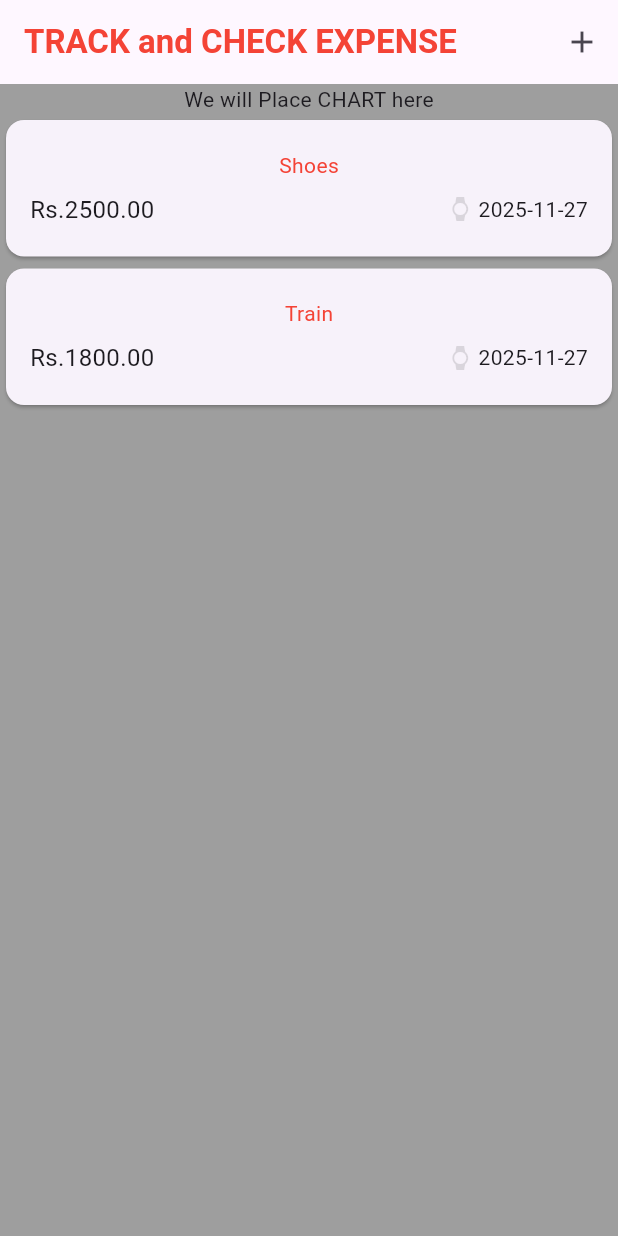
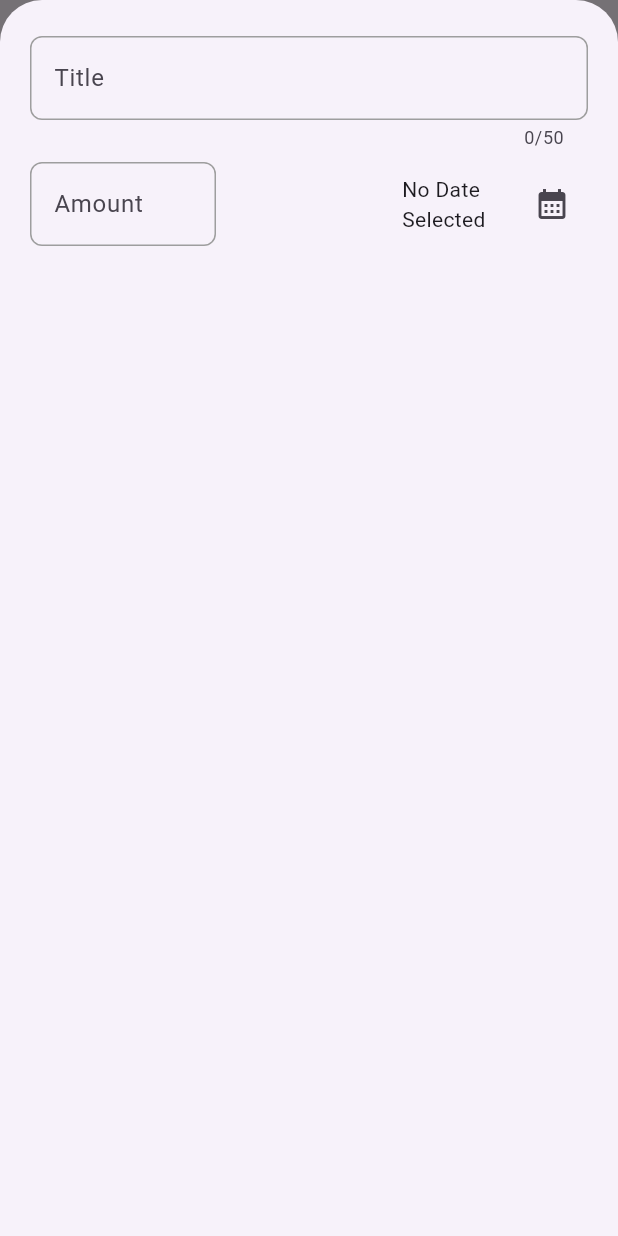
Before and after one commit to rajputsajal0206/expense_track_and_check, a Flutter app: the screen it shows after launch, after a tap on the "add" icon, on a phone screen of 412 x 824 dp. Run offline on Flutter 3.47's test engine with Material 3 defaults, Android fonts, the light colour scheme and no system bars.

Commit message:
New Expense add page title, amount, date done

```diff
--- a/lib/expenses.dart
+++ b/lib/expenses.dart
@@ -1,3 +1,4 @@
+import 'package:expense_track_and_check/new_expense_add.dart';
 import 'package:expense_track_and_check/widget/expense_list.dart';
 import 'package:flutter/material.dart';
 
@@ -32,10 +33,20 @@ class _ExpenseTrackerState extends State<ExpenseTracker> {
           'TRACK and CHECK EXPENSE',
           style: TextStyle(
             color: Colors.red,
-              fontWeight: FontWeight.bold,
+            fontWeight: FontWeight.bold,
           ),
         ),
-        actions: [IconButton(onPressed: () {}, icon: const Icon(Icons.add))],
+        actions: [
+          IconButton(
+              onPressed: () {
+                showModalBottomSheet(
+                    isScrollControlled: true,
+                    useSafeArea: true,
+                    context: context,
+                    builder: ((ctx) => const NewExpenseAdd()));
+              },
+              icon: const Icon(Icons.add))
+        ],
       ),
       backgroundColor: Colors.grey,
       body: Column(
--- a/lib/model/expense.dart
+++ b/lib/model/expense.dart
@@ -1,17 +1,18 @@
+import 'package:flutter/material.dart';
 import 'package:uuid/uuid.dart';
 import 'package:intl/intl.dart';
 
-enum Category { food, leisure, travel, work}
+enum Category { food, leisure, travel, work }
 
 const uuid = Uuid();
+
 class Expense {
-
-  Expense({
-    required this.title,
-    required this.expenseAmount,
-    required this.expenseCategory,
-    required this.expenseDate
-}) : id= uuid.v4();
+  Expense(
+      {required this.title,
+      required this.expenseAmount,
+      required this.expenseCategory,
+      required this.expenseDate})
+      : id = uuid.v4();
 
   final String id;
   final String title;
@@ -23,3 +24,22 @@ class Expense {
     return DateFormat('yyyy-MM-dd').format(expenseDate);
   }
 }
+
+Map<Category, IconData?> categoryIconsMapping = {
+  Category.travel: _getCategoryIcons(Category.travel),
+  Category.food: _getCategoryIcons(Category.food),
+  Category.leisure: _getCategoryIcons(Category.leisure),
+  Category.work: _getCategoryIcons(Category.work),
+};
+
+IconData? _getCategoryIcons(Category category) {
+  if (category == Category.travel) {
+    return Icons.flight_takeoff;
+  } else if (category == Category.food) {
+    return Icons.dining;
+  } else if (category == Category.leisure) {
+    return Icons.movie;
+  }
+
+  return Icons.work;
+}
--- /dev/null
+++ b/lib/new_expense_add.dart
@@ -0,0 +1,249 @@
+import 'package:expense_track_and_check/utility/utility.dart';
+import 'package:flutter/material.dart';
+import 'package:intl/intl.dart';
+
+class NewExpenseAdd extends StatefulWidget {
+  const NewExpenseAdd({super.key});
+
+  @override
+  State<NewExpenseAdd> createState() => _NewExpenseAddState();
+}
+
+class _NewExpenseAddState extends State<NewExpenseAdd> {
+  final TextEditingController _titlecontroller = TextEditingController();
+  final TextEditingController _amountcontroller = TextEditingController();
+  bool _isTitleFocused = false;
+  bool _isamountFocused = false;
+  String? _titleErrorText;
+  String? _amountErrorText;
+  DateTime? _selectedDate;
+
+  @override
+  void initState() {
+    _titlecontroller;
+    _amountcontroller;
+    _titlecontroller.addListener(_validateInput);
+    _amountcontroller.addListener(_validateAmountInput);
+    super.initState();
+  }
+
+  @override
+  void dispose() {
+    _titlecontroller.dispose();
+    _amountcontroller.dispose();
+    super.dispose();
+  }
+
+  void _validateAmountInput() {
+    final userInput = _amountcontroller.text;
+    final amountRegex = RegExp(r'^[0-9]*$');
+
+    if (userInput.isNotEmpty && !amountRegex.hasMatch(userInput)) {
+      setState(() {
+        _amountErrorText = kAmountInputError;
+      });
+      return;
+    }
+    setState(() {
+      _amountErrorText = null;
+    });
+  }
+
+  void _validateInput() {
+    final userInput = _titlecontroller.text;
+    final alphanumericRegex = RegExp(r'^[a-zA-Z0-9]*$');
+
+    if (userInput.isEmpty) {
+      setState(() {
+        _titleErrorText = null;
+      });
+
+      return;
+    } else if (!alphanumericRegex.hasMatch(userInput)) {
+      setState(() {
+        _titleErrorText = kAlphaNumericError;
+      });
+      return;
+    } else if (userInput.length > 50 + 1) {
+      setState(() {
+        _titleErrorText = kInputLengthError;
+      });
+      return;
+    }
+
+    setState(() {
+      _titleErrorText = null;
+    });
+  }
+
+  Future<void> _pickDate() async {
+    final DateTime now = DateTime.now();
+    final DateTime initialDate = DateTime(now.year - 2, now.month);
+
+    final DateTime? picked = await showDatePicker(
+        context: context,
+        firstDate: initialDate,
+        lastDate: now,
+        initialDate: now);
+
+    if (picked == null) {
+      setState(() {
+        _selectedDate = picked;
+      });
+      return;
+    }
+    setState(() {
+      _selectedDate = picked;
+    });
+  }
+
+  @override
+  Widget build(BuildContext context) {
+    return Padding(
+      padding: const EdgeInsets.symmetric(vertical: 24, horizontal: 20),
+      child: Column(
+        children: <Widget>[
+          TextField(
+            controller: _titlecontroller,
+            decoration: InputDecoration(
+              //label and labelText, both used for same purpose
+              //label: Text('Title'),
+              labelText: 'Title',
+              errorText: _titleErrorText,
+              border: OutlineInputBorder(
+                borderRadius: BorderRadius.circular(8.0),
+                borderSide: BorderSide(
+                  color: _isTitleFocused
+                      ? Colors.black // Active color
+                      : Colors.grey, // Inactive color
+                ),
+              ),
+              enabledBorder: OutlineInputBorder(
+                borderRadius: BorderRadius.circular(8.0),
+                borderSide: BorderSide(
+                  color: _isTitleFocused
+                      ? Colors.black // Active color
+                      : Colors.grey, // Inactive color
+                ),
+              ),
+              focusedBorder: OutlineInputBorder(
+                borderRadius: BorderRadius.circular(8.0),
+                borderSide: BorderSide(
+                  color: _titlecontroller.text.length >= 5 &&
+                          _titleErrorText == null
+                      ? Colors.green // 5+ chars and valid
+                      : Colors
+                          .black, // Focused but less than 5 chars or invalid
+                ),
+              ),
+              errorBorder: OutlineInputBorder(
+                borderRadius: BorderRadius.circular(8.0),
+                borderSide: const BorderSide(color: Colors.redAccent),
+              ),
+              focusedErrorBorder: OutlineInputBorder(
+                borderRadius: BorderRadius.circular(8.0),
+                borderSide: const BorderSide(color: Colors.red),
+              ),
+            ),
+            onTap: () {
+              setState(() {
+                _isTitleFocused = true;
+              });
+            },
+            onTapOutside: (event) {
+              setState(() {
+                _isTitleFocused = false;
+              });
+            },
+            maxLength: 50,
+          ),
+          const SizedBox(
+            height: 8,
+          ),
+          Row(
+            children: <Widget>[
+              Expanded(
+                child: TextField(
+                  keyboardType: TextInputType.number,
+                  controller: _amountcontroller,
+                  decoration: InputDecoration(
+                    label: const Text('Amount'),
+                    errorText: _amountErrorText,
+                    border: OutlineInputBorder(
+                      borderRadius: BorderRadius.circular(8.0),
+                      borderSide: BorderSide(
+                        color: _isamountFocused
+                            ? Colors.black // Active color
+                            : Colors.grey, // Inactive color
+                      ),
+                    ),
+                    enabledBorder: OutlineInputBorder(
+                      borderRadius: BorderRadius.circular(8.0),
+                      borderSide: BorderSide(
+                        color: _isamountFocused
+                            ? Colors.black // Active color
+                            : Colors.grey, // Inactive color
+                      ),
+                    ),
+                    focusedBorder: OutlineInputBorder(
+                      borderRadius: BorderRadius.circular(8.0),
+                      borderSide: BorderSide(
+                        color: _amountErrorText == null
+                            ? Colors.green // 5+ chars and valid
+                            : Colors
+                                .black, // Focused but less than 5 chars or invalid
+                      ),
+                    ),
+                    errorBorder: OutlineInputBorder(
+                      borderRadius: BorderRadius.circular(8.0),
+                      borderSide: const BorderSide(color: Colors.redAccent),
+                    ),
+                    focusedErrorBorder: OutlineInputBorder(
+                      borderRadius: BorderRadius.circular(8.0),
+                      borderSide: const BorderSide(color: Colors.red),
+                    ),
+                  ),
+                  onTap: () {
+                    setState(() {
+                      _isamountFocused = true;
+                    });
+                  },
+                  onTapOutside: (event) {
+                    setState(() {
+                      _isamountFocused = false;
+                    });
+                  },
+                ),
+              ),
+              const Spacer(),
+              Expanded(
+                child: Row(
+                  mainAxisAlignment: MainAxisAlignment.start,
+                  children: <Widget>[
+                    Flexible(
+                      child: Text(_selectedDate == null
+                          ? 'No Date Selected'
+                          : DateFormat('yyyy-MM-dd').format(_selectedDate!)),
+                    ),
+                    const SizedBox(
+                      width: 2,
+                    ),
+                    IconButton(
+                      onPressed: () {
+                        _pickDate();
+                      },
+                      icon: const Icon(Icons.calendar_month),
+                    ),
+                  ],
+                ),
+              )
+            ],
+          ),
+          const SizedBox(
+            height: 8,
+          ),
+        ],
+      ),
+    );
+  }
+}
--- /dev/null
+++ b/lib/utility/utility.dart
@@ -0,0 +1,3 @@
+const kAlphaNumericError = 'Only provide Alphabets or Numbers';
+const kInputLengthError = 'Max length is 50 characters';
+const kAmountInputError = 'Amount can only be number, please check';
--- a/lib/widget/expense_item.dart
+++ b/lib/widget/expense_item.dart
@@ -11,7 +11,7 @@ class ExpenseItem extends StatelessWidget {
     final amountString = expense.expenseAmount.toStringAsFixed(2);
     return Card(
         child: Padding(
-          padding: const EdgeInsets.symmetric(horizontal: 16.0,vertical: 20),
+      padding: const EdgeInsets.symmetric(horizontal: 16.0, vertical: 20),
       child: Column(
         //crossAxisAlignment: CrossAxisAlignment.start,
         children: [
@@ -32,8 +32,8 @@ class ExpenseItem extends StatelessWidget {
                     fontSize: 16, fontWeight: FontWeight.normal),
               ),
               const Spacer(),
-                  const Icon(
-                    Icons.watch,
+              Icon(
+                categoryIconsMapping[expense.expenseCategory],
                 color: Colors.black12,
                 size: 16,
               ),
--- a/lib/widget/expense_list.dart
+++ b/lib/widget/expense_list.dart
@@ -9,11 +9,12 @@ class ExpenseList extends StatelessWidget {
   @override
   Widget build(BuildContext context) {
     return ListView.builder(
-        itemCount: expensesList.length,
-        itemBuilder: (ctx, index) =>
+      itemCount: expensesList.length,
+      itemBuilder: (ctx, index) =>
+          //expensesList[index] --> Sends Prticular expense from the list
           ExpenseItem(
-            expense: expensesList[index],
-          ),
-        );
+        expense: expensesList[index],
+      ),
+    );
   }
 }
```
Lines whose indentation alone changed are shown as unchanged.
